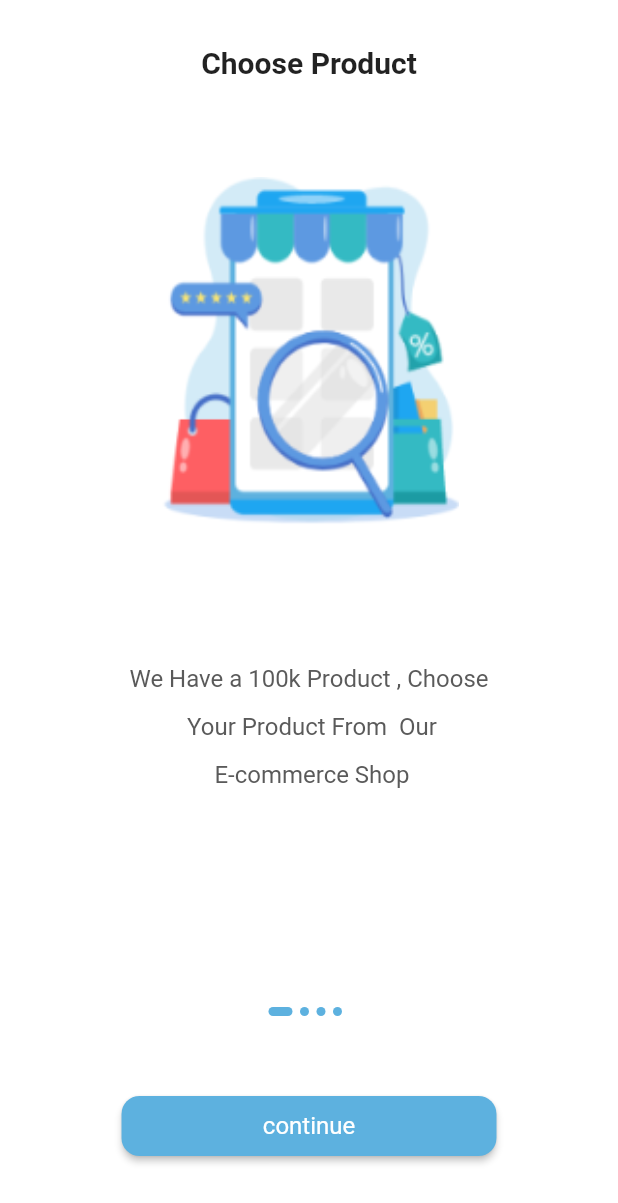
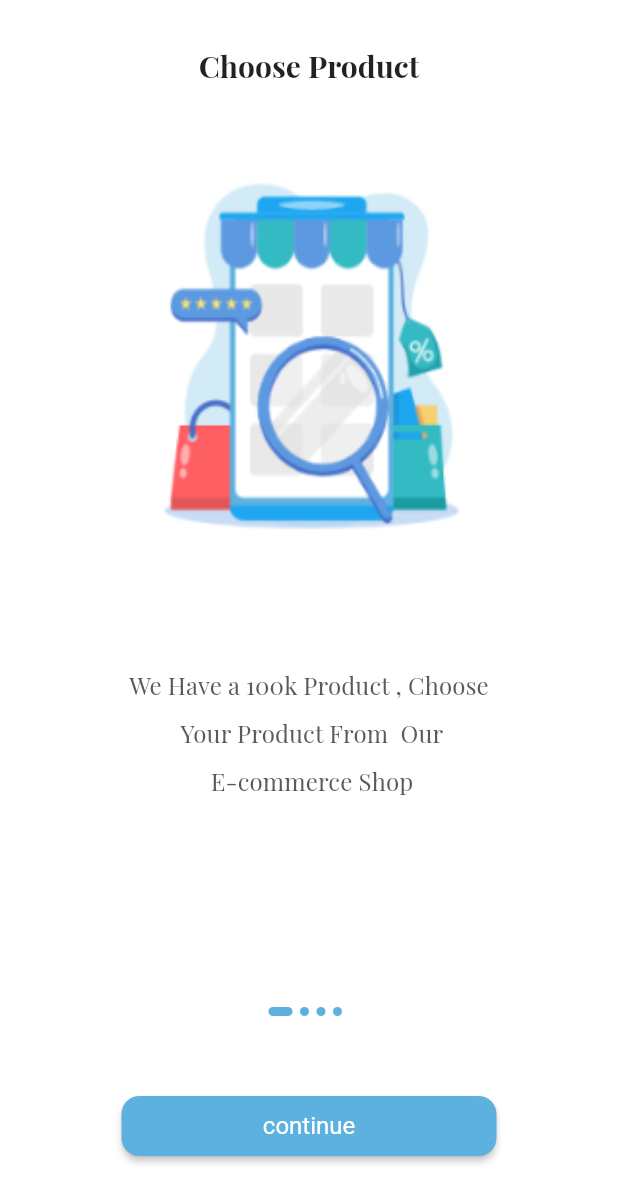
Before and after one commit to elsankary99/ecommerce, a Flutter app: the screen it shows after launch, on a phone screen of 412 x 824 dp. Shown: the top 1203 px of the screen. Run offline on Flutter 3.47's test engine with Material 2 defaults, Android fonts, the phone set to English and light mode, and no system bars; our stand-ins replace get; project files that could hold a hidden picture were left out.

Commit message:
Text Theme

```diff
--- a/lib/main.dart
+++ b/lib/main.dart
@@ -1,3 +1,4 @@
+import 'package:ecommerce/core/constant/color.dart';
 import 'package:ecommerce/router.dart';
 import 'package:ecommerce/view/screen/onboarding.dart';
 import 'package:flutter/material.dart';
@@ -15,7 +16,14 @@
   Widget build(BuildContext context) {
     return GetMaterialApp(
       title: 'Flutter Demo',
-      theme: ThemeData(primarySwatch: Colors.blue),
+      theme: ThemeData(
+          fontFamily: "PlayfairDisplay",
+          primarySwatch: Colors.blue,
+          textTheme: const TextTheme(
+            titleSmall:
+                TextStyle(height: 2, fontSize: 16, color: AppColor.grey),
+            titleLarge: TextStyle(fontSize: 20, fontWeight: FontWeight.bold),
+          )),
       debugShowCheckedModeBanner: false,
       routes: routes,
       home: const OnBoarding(),
--- a/lib/view/widget/onboarding/customslider.dart
+++ b/lib/view/widget/onboarding/customslider.dart
@@ -20,7 +20,7 @@
           const SizedBox(height: 30),
           Text(
             onboardingList[i].title!,
-            style: const TextStyle(fontSize: 20, fontWeight: FontWeight.bold),
+            style: Theme.of(context).textTheme.titleLarge,
           ),
           const SizedBox(height: 65),
           Image.asset(
@@ -30,12 +30,9 @@
             fit: BoxFit.fill,
           ),
           const SizedBox(height: 65),
-          Text(
-            onboardingList[i].body!,
-            textAlign: TextAlign.center,
-            style:
-                const TextStyle(height: 2, fontSize: 16, color: AppColor.grey),
-          ),
+          Text(onboardingList[i].body!,
+              textAlign: TextAlign.center,
+              style: Theme.of(context).textTheme.titleSmall),
         ],
       ),
     );
--- a/pubspec.yaml
+++ b/pubspec.yaml
@@ -121,6 +121,11 @@
         - asset: assets/fonts/Cairo/Cairo-Regular.ttf
         - asset: assets/fonts/Cairo/Cairo-Bold.ttf
           weight: 700
+    - family: PlayfairDisplay
+      fonts:
+        - asset: assets/fonts/PlayfairDisplay/PlayfairDisplay-Regular.ttf
+        - asset: assets/fonts/PlayfairDisplay/PlayfairDisplay-Bold.ttf
+          weight: 700
 
   #       - asset: fonts/Schyler-Italic.ttf
   #         style: italic
```
Also changed, not shown: assets/fonts/PlayfairDisplay/PlayfairDisplay-Black.ttf (added), assets/fonts/PlayfairDisplay/PlayfairDisplay-BlackItalic.ttf (added), assets/fonts/PlayfairDisplay/PlayfairDisplay-Bold.ttf (added), assets/fonts/PlayfairDisplay/PlayfairDisplay-BoldItalic.ttf (added), assets/fonts/PlayfairDisplay/PlayfairDisplay-ExtraBold.ttf (added), assets/fonts/PlayfairDisplay/PlayfairDisplay-ExtraBoldItalic.ttf (added), assets/fonts/PlayfairDisplay/PlayfairDisplay-Italic.ttf (added), assets/fonts/PlayfairDisplay/PlayfairDisplay-Medium.ttf (added), assets/fonts/PlayfairDisplay/PlayfairDisplay-MediumItalic.ttf (added), assets/fonts/PlayfairDisplay/PlayfairDisplay-Regular.ttf (added), assets/fonts/PlayfairDisplay/PlayfairDisplay-SemiBold.ttf (added), assets/fonts/PlayfairDisplay/PlayfairDisplay-SemiBoldItalic.ttf (added).
